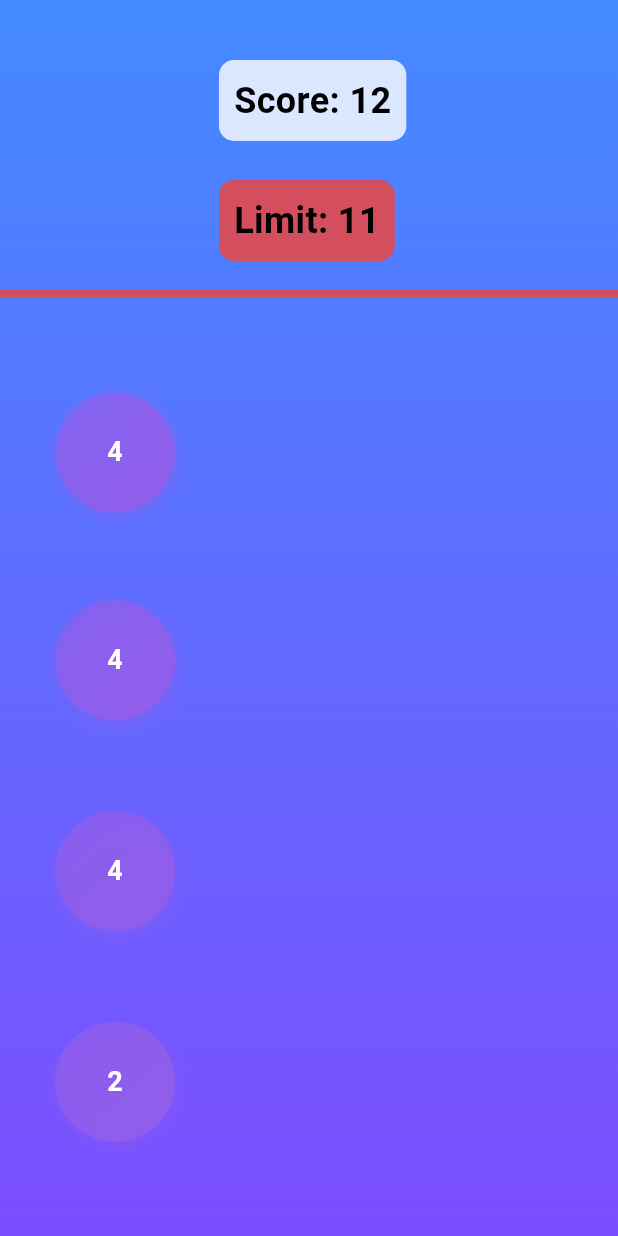
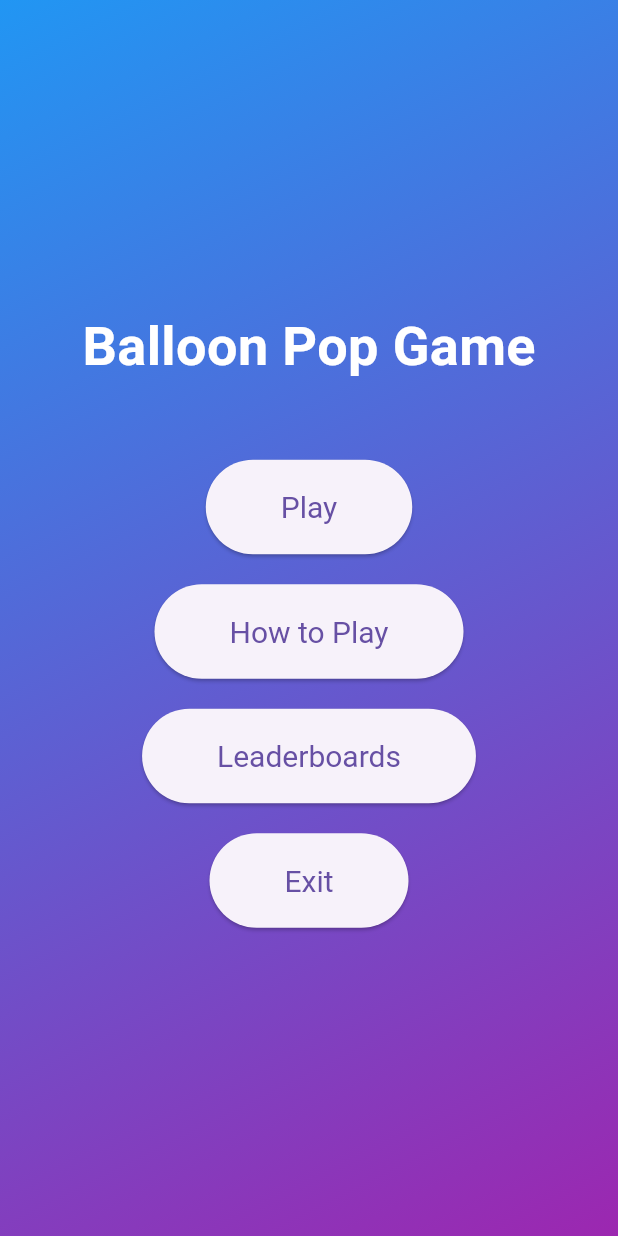
Before and after one commit to nt4c1/MD-Tally, a Flutter app: the screen it shows after launch, on a phone screen of 412 x 824 dp. Run offline on Flutter 3.47's test engine with Material 3 defaults, Android fonts, the light colour scheme and no system bars; our stand-ins replace cloud_firestore, firebase_core, firebase_database; accounts and stored records are empty.

Commit message:
Home Page added Successfully

```diff
--- /dev/null
+++ b/lib/home_page.dart
@@ -0,0 +1,125 @@
+import 'package:flutter/material.dart';
+import 'package:flutter/services.dart';
+import 'leaderboard_page.dart';
+import 'main.dart'; // Import the main.dart to launch the game
+import 'package:cloud_firestore/cloud_firestore.dart'; // For leaderboard data
+
+class HomePage extends StatelessWidget {
+  @override
+  Widget build(BuildContext context) {
+    return Scaffold(
+      body: Container(
+        decoration: BoxDecoration(
+          gradient: LinearGradient(
+            colors: [Colors.blue, Colors.purple],
+            begin: Alignment.topLeft,
+            end: Alignment.bottomRight,
+          ),
+        ),
+        child: Center(
+          child: Column(
+            mainAxisAlignment: MainAxisAlignment.center,
+            children: [
+              Text(
+                'Balloon Pop Game',
+                style: TextStyle(
+                  fontSize: 36,
+                  fontWeight: FontWeight.bold,
+                  color: Colors.white,
+                ),
+              ),
+              SizedBox(height: 50),
+              // Play Button
+              ElevatedButton(
+                onPressed: () {
+                  Navigator.push(
+                    context,
+                    MaterialPageRoute(builder: (context) => MyApp()), // Launches the game
+                  );
+                },
+                child: Text('Play'),
+                style: ElevatedButton.styleFrom(
+                  padding: EdgeInsets.symmetric(horizontal: 50, vertical: 20),
+                  textStyle: TextStyle(fontSize: 20),
+                ),
+              ),
+              SizedBox(height: 20),
+              // How to Play Button
+              ElevatedButton(
+                onPressed: () {
+                  _showHowToPlayDialog(context);
+                },
+                child: Text('How to Play'),
+                style: ElevatedButton.styleFrom(
+                  padding: EdgeInsets.symmetric(horizontal: 50, vertical: 20),
+                  textStyle: TextStyle(fontSize: 20),
+                ),
+              ),
+              SizedBox(height: 20),
+              // Leaderboards Button
+              ElevatedButton(
+                onPressed: () {
+                  Navigator.push(
+                    context,
+                    MaterialPageRoute(builder: (context) => LeaderboardPage()), // Launches the leaderboard page
+                  );
+                },
+                child: Text('Leaderboards'),
+                style: ElevatedButton.styleFrom(
+                  padding: EdgeInsets.symmetric(horizontal: 50, vertical: 20),
+                  textStyle: TextStyle(fontSize: 20),
+                ),
+              ),
+              SizedBox(height: 20),
+              // Exit Button
+              ElevatedButton(
+                onPressed: () {
+                  _exitApp();
+                },
+                child: Text('Exit'),
+                style: ElevatedButton.styleFrom(
+                  padding: EdgeInsets.symmetric(horizontal: 50, vertical: 20),
+                  textStyle: TextStyle(fontSize: 20),
+                ),
+              ),
+            ],
+          ),
+        ),
+      ),
+    );
+  }
+
+  // Show "How to Play" Dialog
+  void _showHowToPlayDialog(BuildContext context) {
+    showDialog(
+      context: context,
+      builder: (BuildContext context) {
+        return AlertDialog(
+          title: Text('How to Play'),
+          content: Text(
+            '1. Balloons will spawn at the bottom of the screen.\n'
+                '2. Drag balloons to combine those with the same value.\n'
+                '3. Prevent balloons from touching the top by merging them.\n'
+                '4. Game ends when too many balloons reach the top.',
+          ),
+          actions: [
+            TextButton(
+              onPressed: () {
+                Navigator.pop(context);
+              },
+              child: Text('Got it!'),
+            ),
+          ],
+        );
+      },
+    );
+  }
+
+  // Exit App
+  void _exitApp() {
+    Future.delayed(Duration(milliseconds: 100), () {
+      // Exits the app (works for Android and iOS)
+      Future.delayed(Duration.zero, () => SystemNavigator.pop());
+    });
+  }
+}
```
Also changed, not shown: lib/leaderboard_page.dart (added, +45 -0 lines), lib/main.dart (+17 -4 lines), lib/game_logic.dart (line endings or trailing spaces).
